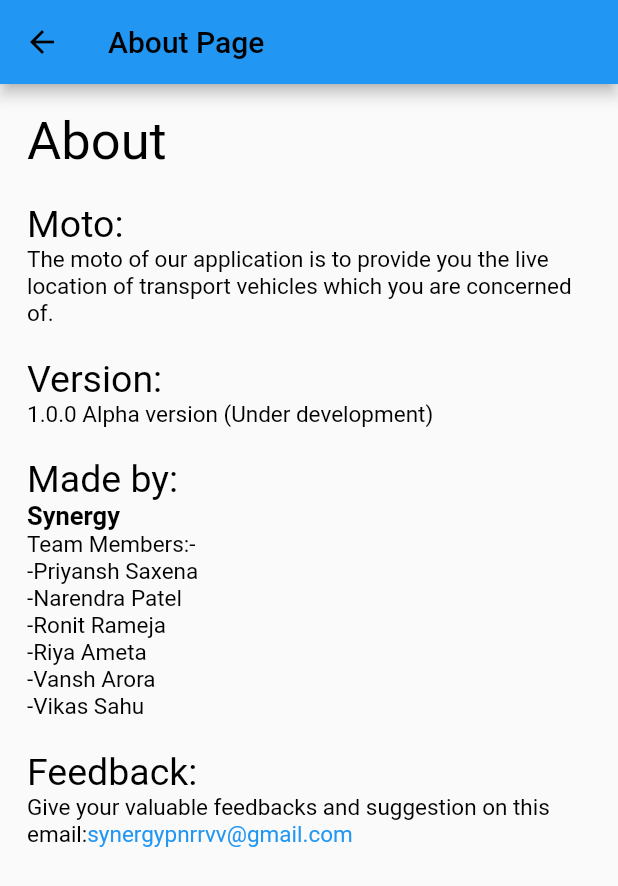
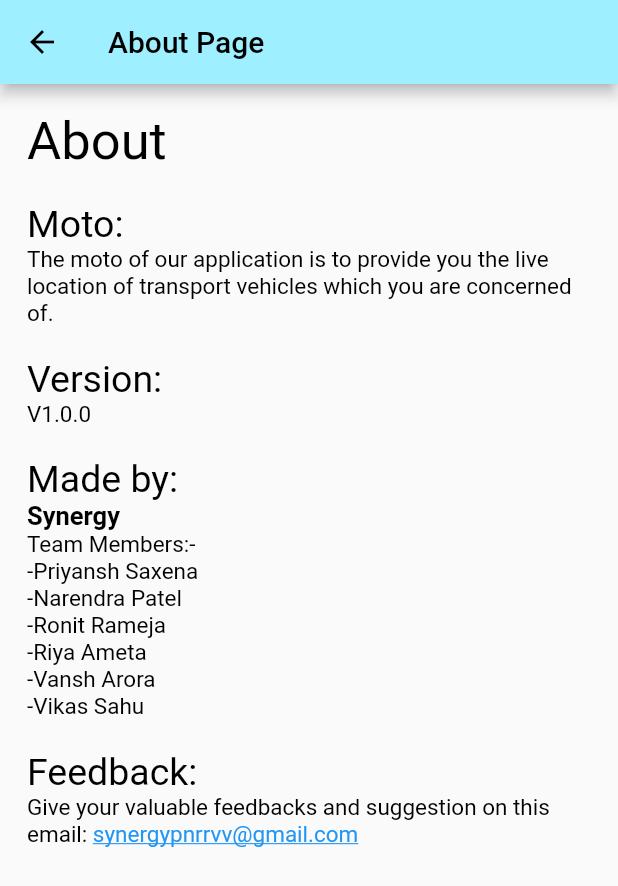
Before and after one commit to master-wayne7/locate_it, a Flutter app: the AboutPage screen opened directly, on a phone screen of 412 x 824 dp. Shown: the top 886 px of the screen. Run offline on Flutter 3.47's test engine with Material 2 defaults, Android fonts, the phone set to English and light mode, and no system bars; our stand-ins replace cloud_firestore, dio, file_picker, firebase_auth, firebase_core, firebase_database and 8 more; missing offline and left inert: email_otp, flutter_phone_direct_caller, flutter_polyline_points; accounts and stored records are empty.

Commit message:
Made some changes in email

```diff
--- a/lib/screens/about_page.dart
+++ b/lib/screens/about_page.dart
@@ -17,7 +17,7 @@ class AboutPage extends StatelessWidget {
           "About Page",
           style: TextStyle(color: Colors.black),
         ),
-        backgroundColor: Colors.blue,
+        backgroundColor: Color.fromARGB(255, 158, 239, 255),
       ),
       body: Padding(
         padding: const EdgeInsets.all(18.0),
@@ -47,7 +47,7 @@ class AboutPage extends StatelessWidget {
               style: TextStyle(color: Colors.black, fontSize: 25),
             ),
             Text(
-              '1.0.0 Alpha version (Under development)',
+              'V1.0.0',
               style: TextStyle(color: Colors.black, fontSize: 15),
             ),
             SizedBox(
@@ -90,12 +90,14 @@ class AboutPage extends StatelessWidget {
             RichText(
                 text: TextSpan(
                     text:
-                        '''Give your valuable feedbacks and suggestion on this email:''',
+                        '''Give your valuable feedbacks and suggestion on this email: ''',
                     style: TextStyle(color: Colors.black, fontSize: 15),
                     children: [
                       TextSpan(
                           text: 'synergypnrrvv@gmail.com',
-                          style: TextStyle(color: Colors.blue),
+                          style: TextStyle(
+                              color: Colors.blue,
+                              decoration: TextDecoration.underline),
                           recognizer: TapGestureRecognizer()
                             ..onTap = () {
                               // ignore: deprecated_member_use
```
Also changed, not shown: lib/bodies/ann.dart (+7 -4 lines).
